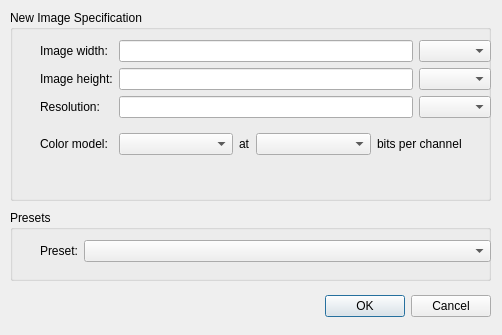
Above: NeoIMP/SDF/UILayer/Qt/View/Resources/NewDocumentDialog.ui from shimmyshai00/NeoIMP-1.0.0 before the change. Below: the same form after it.
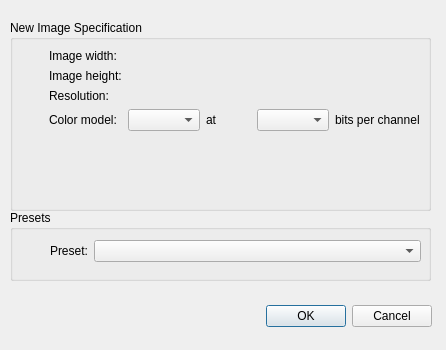
That is the form after the change. Custom widgets are drawn as their Qt base class.

Diff of the .ui file:
```diff
--- a/NeoIMP/SDF/UILayer/Qt/View/Resources/NewDocumentDialog.ui
+++ b/NeoIMP/SDF/UILayer/Qt/View/Resources/NewDocumentDialog.ui
@@ -6,35 +6,19 @@
    <rect>
     <x>0</x>
     <y>0</y>
-    <width>502</width>
-    <height>335</height>
+    <width>446</width>
+    <height>350</height>
    </rect>
   </property>
   <property name="windowTitle">
    <string>Create New Document</string>
   </property>
-  <widget class="QDialogButtonBox" name="buttonBox">
-   <property name="geometry">
-    <rect>
-     <x>150</x>
-     <y>290</y>
-     <width>341</width>
-     <height>32</height>
-    </rect>
-   </property>
-   <property name="orientation">
-    <enum>Qt::Horizontal</enum>
-   </property>
-   <property name="standardButtons">
-    <set>QDialogButtonBox::Cancel|QDialogButtonBox::Ok</set>
-   </property>
-  </widget>
   <widget class="QGroupBox" name="groupBox">
    <property name="geometry">
     <rect>
      <x>10</x>
-     <y>10</y>
-     <width>481</width>
+     <y>20</y>
+     <width>421</width>
      <height>191</height>
     </rect>
    </property>
@@ -44,10 +28,10 @@
    <widget class="QWidget" name="formLayoutWidget">
     <property name="geometry">
      <rect>
-      <x>30</x>
-      <y>30</y>
-      <width>451</width>
-      <height>157</height>
+      <x>39</x>
+      <y>29</y>
+      <width>371</width>
+      <height>151</height>
      </rect>
     </property>
     <layout class="QFormLayout" name="formLayout">
@@ -58,6 +42,9 @@
        </property>
       </widget>
      </item>
+     <item row="0" column="1">
+      <widget class="SDF::UILayer::Qt::View::CustomWidgets::UnitQuantityEdit" name="widthUnitQuantityEdit"/>
+     </item>
      <item row="1" column="0">
       <widget class="QLabel" name="label_2">
        <property name="text">
@@ -65,6 +52,9 @@
        </property>
       </widget>
      </item>
+     <item row="1" column="1">
+      <widget class="SDF::UILayer::Qt::View::CustomWidgets::UnitQuantityEdit" name="heightUnitQuantityEdit"/>
+     </item>
      <item row="2" column="0">
       <widget class="QLabel" name="label_3">
        <property name="text">
@@ -72,33 +62,23 @@
        </property>
       </widget>
      </item>
-     <item row="4" column="0">
+     <item row="2" column="1">
+      <widget class="SDF::UILayer::Qt::View::CustomWidgets::UnitQuantityEdit" name="resolutionUnitQuantityEdit"/>
+     </item>
+     <item row="3" column="0">
       <widget class="QLabel" name="label_4">
        <property name="text">
         <string>Color model:</string>
        </property>
       </widget>
      </item>
-     <item row="3" column="0">
-      <widget class="Line" name="line">
-       <property name="orientation">
-        <enum>Qt::Horizontal</enum>
-       </property>
-      </widget>
-     </item>
-     <item row="4" column="1">
+     <item row="3" column="1">
       <layout class="QHBoxLayout" name="horizontalLayout">
        <item>
         <widget class="QComboBox" name="colorModelComboBox"/>
        </item>
        <item>
         <widget class="QLabel" name="label_5">
-         <property name="sizePolicy">
-          <sizepolicy hsizetype="Maximum" vsizetype="Preferred">
-           <horstretch>0</horstretch>
-           <verstretch>0</verstretch>
-          </sizepolicy>
-         </property>
          <property name="text">
           <string>at</string>
          </property>
@@ -116,36 +96,6 @@
        </item>
       </layout>
      </item>
-     <item row="0" column="1">
-      <layout class="QHBoxLayout" name="horizontalLayout_2">
-       <item>
-        <widget class="QLineEdit" name="imageWidthEdit"/>
-       </item>
-       <item>
-        <widget class="QComboBox" name="imageWidthUnitComboBox"/>
-       </item>
-      </layout>
-     </item>
-     <item row="1" column="1">
-      <layout class="QHBoxLayout" name="horizontalLayout_3">
-       <item>
-        <widget class="QLineEdit" name="imageHeightEdit"/>
-       </item>
-       <item>
-        <widget class="QComboBox" name="imageHeightUnitComboBox"/>
-       </item>
-      </layout>
-     </item>
-     <item row="2" column="1">
-      <layout class="QHBoxLayout" name="horizontalLayout_4">
-       <item>
-        <widget class="QLineEdit" name="imageResolutionEdit"/>
-       </item>
-       <item>
-        <widget class="QComboBox" name="imageResolutionUnitComboBox"/>
-       </item>
-      </layout>
-     </item>
     </layout>
    </widget>
   </widget>
@@ -154,7 +104,7 @@
     <rect>
      <x>10</x>
      <y>210</y>
-     <width>481</width>
+     <width>421</width>
      <height>71</height>
     </rect>
    </property>
@@ -164,10 +114,10 @@
    <widget class="QWidget" name="formLayoutWidget_2">
     <property name="geometry">
      <rect>
-      <x>30</x>
+      <x>40</x>
       <y>30</y>
-      <width>451</width>
-      <height>26</height>
+      <width>371</width>
+      <height>31</height>
      </rect>
     </property>
     <layout class="QFormLayout" name="formLayout_2">
@@ -184,7 +134,30 @@
     </layout>
    </widget>
   </widget>
+  <widget class="QDialogButtonBox" name="buttonBox">
+   <property name="geometry">
+    <rect>
+     <x>11</x>
+     <y>301</y>
+     <width>421</width>
+     <height>31</height>
+    </rect>
+   </property>
+   <property name="orientation">
+    <enum>Qt::Horizontal</enum>
+   </property>
+   <property name="standardButtons">
+    <set>QDialogButtonBox::Cancel|QDialogButtonBox::Ok</set>
+   </property>
+  </widget>
  </widget>
+ <customwidgets>
+  <customwidget>
+   <class>SDF::UILayer::Qt::View::CustomWidgets::UnitQuantityEdit</class>
+   <extends>QWidget</extends>
+   <header>SDF/UILayer/Qt/View/CustomWidgets/UnitQuantityEdit.hpp</header>
+  </customwidget>
+ </customwidgets>
  <resources/>
  <connections>
   <connection>
```
Left out of the diff: 26 changed lines with no effect on the pictures.
